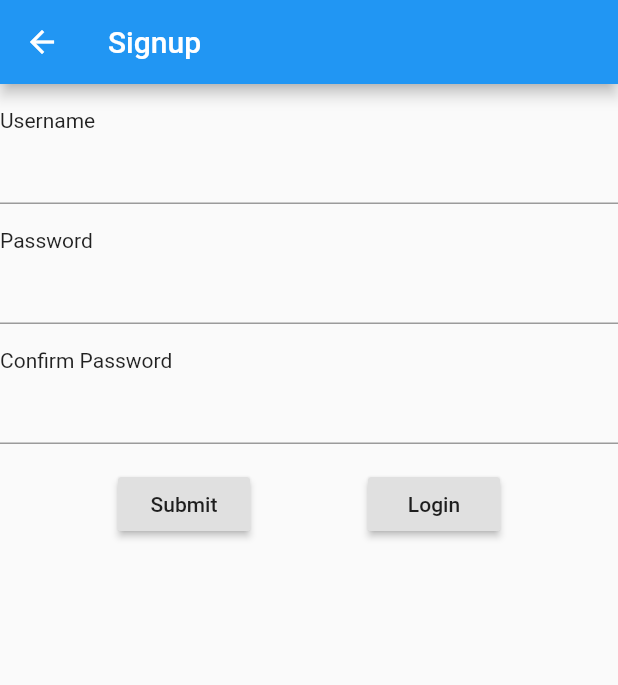
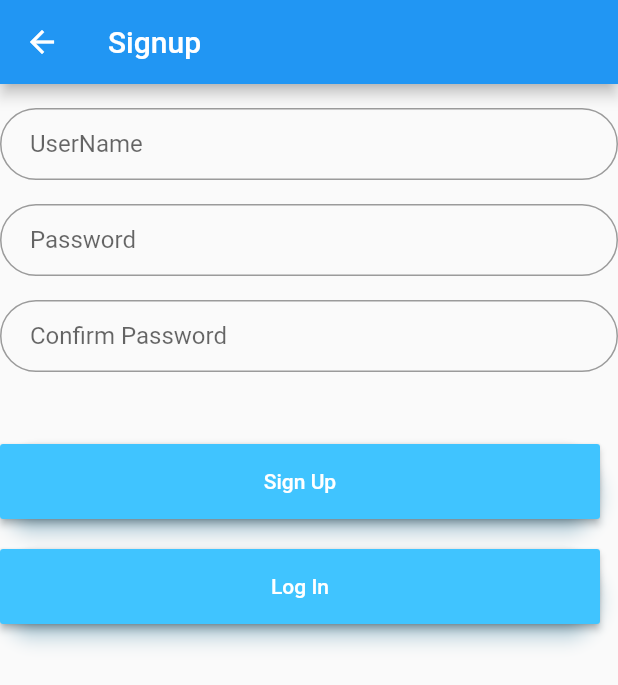
Before and after one commit to ashish-221b/location_app, a Flutter app: the Signup screen opened by its route, on a phone screen of 412 x 824 dp. Shown: the top 685 px of the screen. Run offline on Flutter 3.47's test engine with Material 2 defaults, Android fonts, the phone set to English and light mode, and no system bars; our stand-ins replace flutter_typeahead; missing offline and left inert: wifi_iot.

Commit message:
Updated Login Signup

```diff
--- a/lib/Signup.dart
+++ b/lib/Signup.dart
@@ -58,7 +58,7 @@ class _SignupState extends State<Signup> {
               children: <Widget>[
                 Padding(
                   padding: const EdgeInsets.fromLTRB(0.0,16.0,0.0,0.0),
-                  child : Text('Username'),
+//                  child : Text('Username'),
                 ),
                 TextFormField(
                   validator: (value) {
@@ -66,11 +66,16 @@ class _SignupState extends State<Signup> {
                       return 'Please enter some text';
                     }
                   },
+                  decoration: InputDecoration(
+                    hintText: 'UserName',
+                    contentPadding: EdgeInsets.fromLTRB(20.0, 10.0, 20.0, 10.0),
+                    border: OutlineInputBorder(borderRadius: BorderRadius.circular(32.0)),
+                  ),
                   controller: control_usr,
                 ),
                 Padding(
                   padding: const EdgeInsets.fromLTRB(0.0,16.0,0.0,0.0),
-                  child : Text('Password'),
+//                  child : Text('Password'),
                 ),
                 TextFormField(
                   validator: (value) {
@@ -78,12 +83,17 @@ class _SignupState extends State<Signup> {
                       return 'Please enter some text';
                     }
                   },
+                  decoration: InputDecoration(
+                    hintText: 'Password',
+                    contentPadding: EdgeInsets.fromLTRB(20.0, 10.0, 20.0, 10.0),
+                    border: OutlineInputBorder(borderRadius: BorderRadius.circular(32.0)),
+                  ),
                   obscureText: true,
                   controller: control_pwd,
                 ),
                 Padding(
                   padding: const EdgeInsets.fromLTRB(0.0,16.0,0.0,0.0),
-                  child : Text('Confirm Password'),
+//                  child : Text('Confirm Password'),
                 ),
                 TextFormField(
                   validator: (value) {
@@ -91,15 +101,29 @@ class _SignupState extends State<Signup> {
                       return 'Please enter some text';
                     }
                   },
+                  decoration: InputDecoration(
+                    hintText: 'Confirm Password',
+                    contentPadding: EdgeInsets.fromLTRB(20.0, 10.0, 20.0, 10.0),
+                    border: OutlineInputBorder(borderRadius: BorderRadius.circular(32.0)),
+                  ),
                   obscureText: true,
                   controller: control_pwd_con,
                 ),
                 Container(
                   padding: const EdgeInsets.symmetric(vertical: 16.0),
-                  child: Row(
+                  child: Column(
                     mainAxisAlignment: MainAxisAlignment.spaceEvenly,
                     children: [
-                      RaisedButton(
+                      Padding(
+                        padding: EdgeInsets.symmetric(vertical: 16.0),
+                      ),
+                      Material(
+                        borderRadius: BorderRadius.circular(30.0),
+                        shadowColor: Colors.lightBlueAccent.shade100,
+                        elevation: 5.0,
+                        child:MaterialButton(
+                          minWidth: 400.0,
+                          height: 50.0,
                           onPressed: () {
                             if (_formKey.currentState.validate()) {
                               if(control_pwd.text!=control_pwd_con.text){
@@ -117,13 +141,26 @@ class _SignupState extends State<Signup> {
                               }
                             }
                           },
-                        child: Text('Submit'),
+                          color: Colors.lightBlueAccent,
+                          child: Text('Sign Up', style: TextStyle(color: Colors.white)),
                         ),
-                      RaisedButton(
+                      ),
+                      Padding(
+                        padding: const EdgeInsets.symmetric(vertical: 10.0,horizontal: 8.0),
+                      ),
+                      Material(
+                        borderRadius: BorderRadius.circular(30.0),
+                        shadowColor: Colors.lightBlueAccent.shade100,
+                        elevation: 5.0,
+                        child: MaterialButton(
+                          minWidth: 400.0,
+                          height: 50.0,
                           onPressed: () {
                             Navigator.pushReplacementNamed(context, '/');
                           },
-                        child: Text('Login'),
+                          color: Colors.lightBlueAccent,
+                          child: Text('Log In', style: TextStyle(color: Colors.white)),
+                        ),
                       ),
                     ],
                   ),
--- a/lib/config.dart
+++ b/lib/config.dart
@@ -1,5 +1,5 @@
 class config{
-  static const String url  = "http://192.168.0.110:8080/Server";
+  static const String url  = "http://192.168.1.114:8080/Server";
   static const String login = "/LoginServlet";
   static const String signup = "/SignupServlet";
   static const String logout = "/LogoutServlet";
--- a/lib/login.dart
+++ b/lib/login.dart
@@ -96,7 +96,8 @@ class _LoginState extends State<Login> {
                     children: [
                       Padding(
                         padding: EdgeInsets.symmetric(vertical: 16.0),
-                        child : Material(
+                        ),
+                        Material(
                           borderRadius: BorderRadius.circular(30.0),
                           shadowColor: Colors.lightBlueAccent.shade100,
                           elevation: 5.0,
@@ -115,7 +116,7 @@ class _LoginState extends State<Login> {
                             child: Text('Log In', style: TextStyle(color: Colors.white)),
                           ),
                         ),
-                      ),
+
                       Padding(
                         padding: const EdgeInsets.symmetric(vertical: 10.0,horizontal: 8.0),
                       ),
```
Lines whose indentation alone changed are shown as unchanged.
